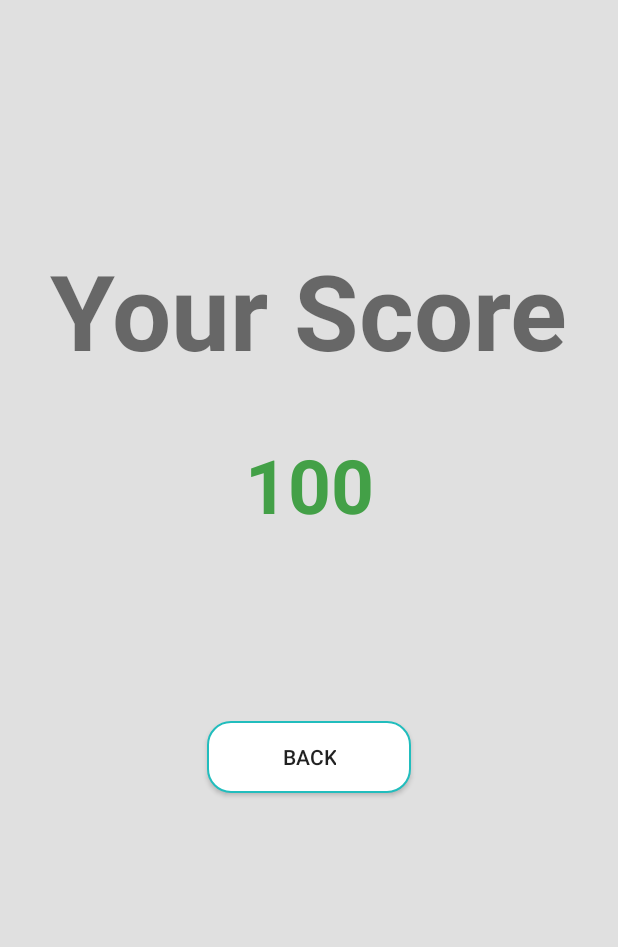
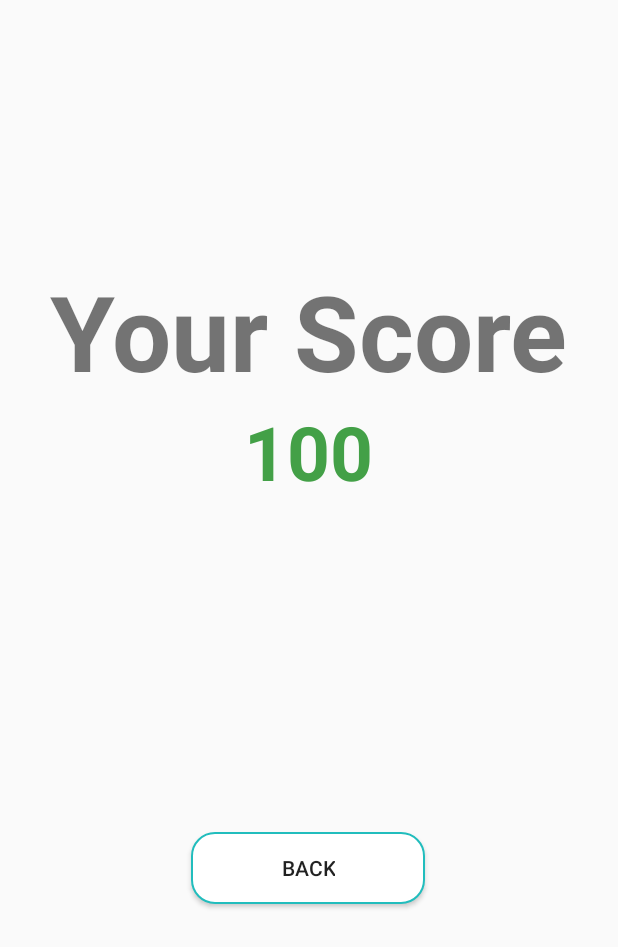
Before and after one commit to DhakalRupesh/Quiz_App, an Android app: the layout activity_score_screen.xml on its own in the app's theme, with its tools: preview values and no code run, on a phone screen of 412 x 824 dp. Shown: the top 947 px of the screen. Run offline under Robolectric (Android 15) with nearby library versions, the phone set to English and light mode, and no system bars.

Commit message:
finalquiz

```diff
--- a/app/src/main/AndroidManifest.xml
+++ b/app/src/main/AndroidManifest.xml
@@ -9,7 +9,8 @@
         android:roundIcon="@mipmap/ic_launcher_round"
         android:supportsRtl="true"
         android:theme="@style/AppTheme">
-        <activity android:name=".ScoreScreen"></activity>
+        <activity android:name=".ScoreScreen"
+            android:screenOrientation="portrait"></activity>
         <activity
             android:name=".game"
             android:screenOrientation="portrait" /> <!-- <activity android:name=".Game.game" /> -->
--- a/app/src/main/res/layout/activity_score_screen.xml
+++ b/app/src/main/res/layout/activity_score_screen.xml
@@ -5,7 +5,9 @@
     android:layout_width="match_parent"
     android:layout_height="match_parent"
     tools:context=".ScoreScreen"
-    android:background="#e0e0e0">
+    android:orientation="vertical"
+    android:padding="14dp"
+    android:background="@drawable/appbg">
 
     <TextView
         android:id="@+id/textView"
@@ -21,28 +23,32 @@
         app:layout_constraintTop_toTopOf="parent" />
 
     <TextView
-        android:id="@+id/textView2"
+        android:id="@+id/tvScoreFinal"
         android:layout_width="wrap_content"
         android:layout_height="wrap_content"
-        android:layout_marginTop="36dp"
         android:text="100"
         android:textColor="#43a047"
         android:textSize="50dp"
         android:textStyle="bold"
         app:layout_constraintEnd_toEndOf="parent"
+        app:layout_constraintHorizontal_bias="0.498"
         app:layout_constraintStart_toStartOf="parent"
         app:layout_constraintTop_toBottomOf="@+id/textView" />
 
     <Button
+        android:id="@+id/btnBack"
         android:layout_width="wrap_content"
         android:layout_height="wrap_content"
-        android:layout_marginTop="124dp"
+        android:layout_marginTop="220dp"
+        android:background="@drawable/corner"
+        android:paddingLeft="60dp"
+        android:paddingTop="10dp"
+        android:paddingRight="60dp"
+        android:paddingBottom="10dp"
         android:text="Back"
-        android:paddingLeft="50dp"
-        android:paddingRight="50dp"
-        android:background="@drawable/corner"
         app:layout_constraintEnd_toEndOf="parent"
+        app:layout_constraintHorizontal_bias="0.498"
         app:layout_constraintStart_toStartOf="parent"
-        app:layout_constraintTop_toBottomOf="@+id/textView2" />
+        app:layout_constraintTop_toBottomOf="@+id/tvScoreFinal" />
 
 </androidx.constraintlayout.widget.ConstraintLayout>
```
Also changed, not shown: app/src/main/java/com/example/quiz/ScoreScreen.java (+28 -1 lines), app/src/main/java/com/example/quiz/game.java (+21 -6 lines), app/src/main/java/com/example/quiz/model/DbHelper.java (+5 -5 lines), app/src/main/res/drawable/corner_green.xml (added, +22 -0 lines), app/src/main/res/drawable/corner_red.xml (added, +16 -0 lines), app/src/main/res/layout/activity_game.xml (+8 -3 lines).
